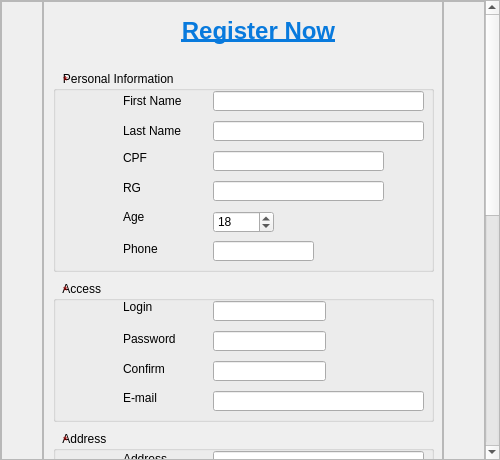
Above: Ipiranga_GUI/formregister.ui from Hugo-NF/App_Ipiranga before the change. Below: the same form after it.
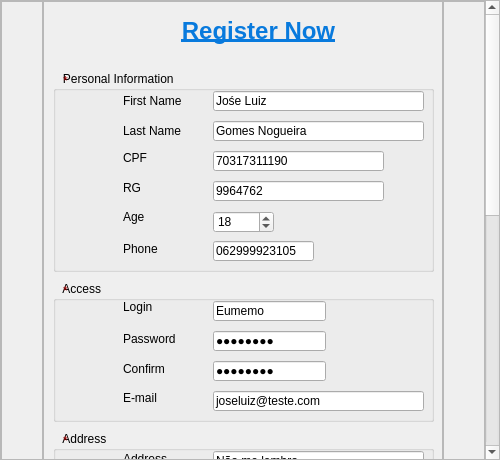
That is the form after the change. Icons and pictures are not drawn.

```diff
--- a/Ipiranga_GUI/formregister.ui
+++ b/Ipiranga_GUI/formregister.ui
@@ -57,7 +57,7 @@
       <property name="geometry">
        <rect>
         <x>0</x>
-        <y>0</y>
+        <y>-389</y>
         <width>485</width>
         <height>980</height>
        </rect>
@@ -262,6 +262,9 @@
            <property name="locale">
             <locale language="English" country="UnitedStates"/>
            </property>
+           <property name="text">
+            <string>Jośe Luiz</string>
+           </property>
            <property name="maxLength">
             <number>20</number>
            </property>
@@ -282,7 +285,7 @@
             <locale language="English" country="UnitedStates"/>
            </property>
            <property name="text">
-            <string/>
+            <string>Gomes Nogueira</string>
            </property>
            <property name="maxLength">
             <number>20</number>
@@ -301,7 +304,7 @@
             <locale language="English" country="UnitedStates"/>
            </property>
            <property name="text">
-            <string/>
+            <string>70317311190</string>
            </property>
            <property name="maxLength">
             <number>11</number>
@@ -320,7 +323,7 @@
             <locale language="English" country="UnitedStates"/>
            </property>
            <property name="text">
-            <string/>
+            <string>9964762</string>
            </property>
            <property name="maxLength">
             <number>11</number>
@@ -358,7 +361,7 @@
             <locale language="English" country="UnitedStates"/>
            </property>
            <property name="text">
-            <string/>
+            <string>062999923105</string>
            </property>
            <property name="maxLength">
             <number>15</number>
@@ -473,7 +476,7 @@
             <locale language="English" country="UnitedStates"/>
            </property>
            <property name="text">
-            <string/>
+            <string>Não me lembro</string>
            </property>
            <property name="maxLength">
             <number>100</number>
@@ -836,7 +839,7 @@
             <locale language="English" country="UnitedStates"/>
            </property>
            <property name="text">
-            <string/>
+            <string>Eumemo</string>
            </property>
            <property name="maxLength">
             <number>20</number>
@@ -855,7 +858,7 @@
             <locale language="English" country="UnitedStates"/>
            </property>
            <property name="text">
-            <string/>
+            <string>12345678</string>
            </property>
            <property name="maxLength">
             <number>30</number>
@@ -893,7 +896,7 @@
             <locale language="English" country="UnitedStates"/>
            </property>
            <property name="text">
-            <string/>
+            <string>12345678</string>
            </property>
            <property name="maxLength">
             <number>30</number>
@@ -915,7 +918,7 @@
             <locale language="English" country="UnitedStates"/>
            </property>
            <property name="text">
-            <string/>
+            <string>joseluiz@teste.com</string>
            </property>
            <property name="maxLength">
             <number>45</number>
```
Left out of the diff: 6 changed lines with no effect on the pictures.
